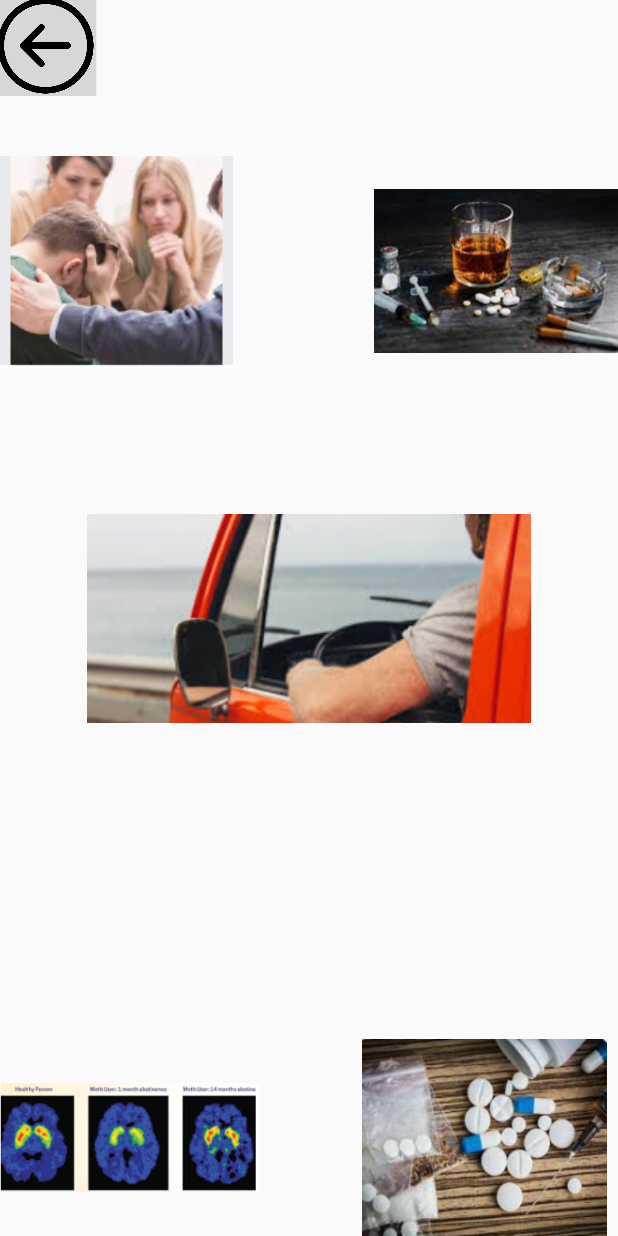
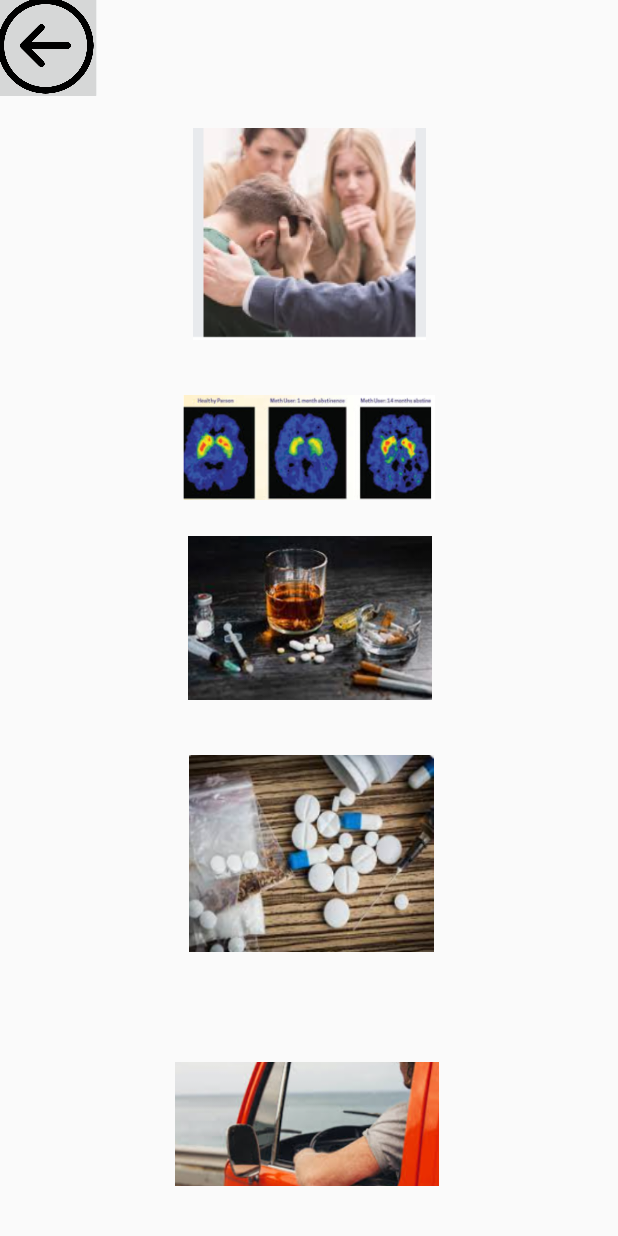
Before and after one commit to 123AbhinayR/RSA_MindfulMe_App, an Android app: the Drugs screen opened directly, with no data from a screen before it, on a phone screen of 412 x 824 dp. Run offline under Robolectric (Android 15) with nearby library versions, the phone set to English and light mode, and no system bars.

Commit message:
Updated images for drug addictions

```diff
--- a/app/src/main/res/layout/activity_drugs.xml
+++ b/app/src/main/res/layout/activity_drugs.xml
@@ -23,27 +23,25 @@
         android:id="@+id/DrugsArt1"
         android:layout_width="wrap_content"
         android:layout_height="wrap_content"
+        android:importantForAccessibility="no"
         app:layout_constraintBottom_toBottomOf="parent"
         app:layout_constraintEnd_toEndOf="parent"
-        app:layout_constraintHorizontal_bias="0.0"
         app:layout_constraintStart_toStartOf="parent"
         app:layout_constraintTop_toTopOf="parent"
-        app:layout_constraintVertical_bias="0.152"
-        app:srcCompat="@drawable/drugsart1"
-        android:importantForAccessibility="no" />
+        app:layout_constraintVertical_bias="0.125"
+        app:srcCompat="@drawable/drugsart1" />
 
     <ImageView
         android:id="@+id/DrugsArt2"
-        android:layout_width="173dp"
-        android:layout_height="131dp"
+        android:layout_width="181dp"
+        android:layout_height="70dp"
+        android:importantForAccessibility="no"
         app:layout_constraintBottom_toBottomOf="parent"
         app:layout_constraintEnd_toEndOf="parent"
-        app:layout_constraintHorizontal_bias="0.0"
         app:layout_constraintStart_toStartOf="parent"
         app:layout_constraintTop_toTopOf="parent"
-        app:layout_constraintVertical_bias="1.0"
-        app:srcCompat="@drawable/drugsart3"
-        android:importantForAccessibility="no" />
+        app:layout_constraintVertical_bias="0.349"
+        app:srcCompat="@drawable/drugsart3" />
 
     <ImageView
         android:id="@+id/DrugsArt3"
@@ -51,10 +49,8 @@
         android:layout_height="109dp"
         app:layout_constraintBottom_toBottomOf="parent"
         app:layout_constraintEnd_toEndOf="parent"
-        app:layout_constraintHorizontal_bias="1.0"
         app:layout_constraintStart_toStartOf="parent"
         app:layout_constraintTop_toTopOf="parent"
-        app:layout_constraintVertical_bias="0.176"
         app:srcCompat="@drawable/drugsart4"
         tools:ignore="ContentDescription" />
 
@@ -64,21 +60,23 @@
         android:layout_height="131dp"
         app:layout_constraintBottom_toBottomOf="parent"
         app:layout_constraintEnd_toEndOf="parent"
-        app:layout_constraintHorizontal_bias="1.0"
+        app:layout_constraintHorizontal_bias="0.506"
         app:layout_constraintStart_toStartOf="parent"
         app:layout_constraintTop_toTopOf="parent"
-        app:layout_constraintVertical_bias="1.0"
+        app:layout_constraintVertical_bias="0.727"
         app:srcCompat="@drawable/drugsart5"
         tools:ignore="ContentDescription" />
 
     <ImageView
         android:id="@+id/DrugsArt5"
-        android:layout_width="wrap_content"
-        android:layout_height="wrap_content"
+        android:layout_width="176dp"
+        android:layout_height="133dp"
         app:layout_constraintBottom_toBottomOf="parent"
         app:layout_constraintEnd_toEndOf="parent"
+        app:layout_constraintHorizontal_bias="0.495"
         app:layout_constraintStart_toStartOf="parent"
         app:layout_constraintTop_toTopOf="parent"
+        app:layout_constraintVertical_bias="0.988"
         app:srcCompat="@drawable/drugsart2"
         tools:ignore="ContentDescription" />
 
```
